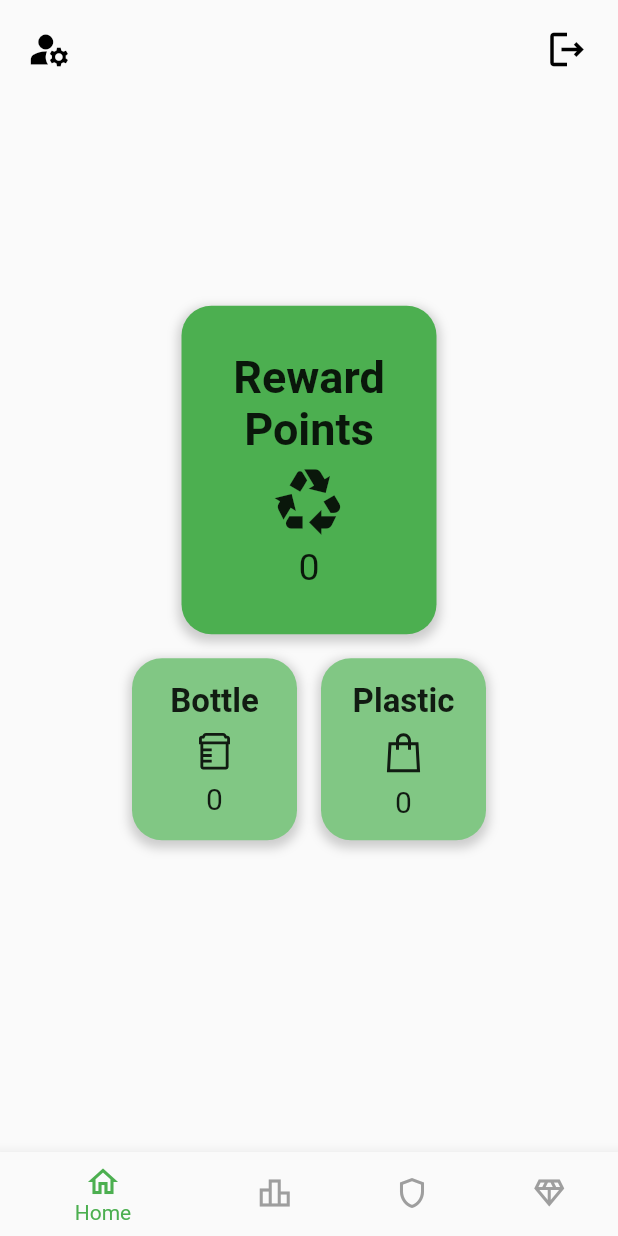
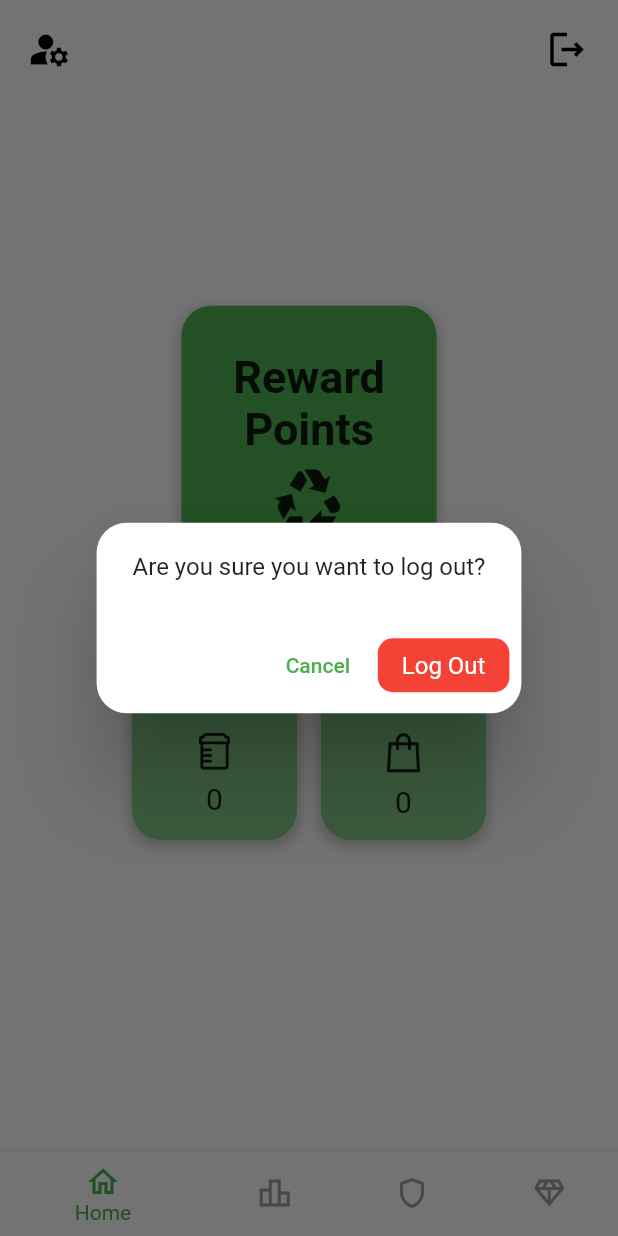
Before and after one commit to sandazz/waste_management_application, a Flutter app: the BottomNavigationExample screen opened directly, after a tap on the "logout" icon, on a phone screen of 412 x 824 dp. Run offline on Flutter 3.47's test engine with Material 2 defaults, Android fonts, the phone set to English and light mode, and no system bars; drawn by our look-alikes of showcaseview; our stand-ins replace cloud_firestore, firebase_auth, firebase_core, firebase_storage, flutter_fortune_wheel, image_picker and 3 more; missing offline and left inert: flutter_barcode_scanner, mobile_scanner; accounts and stored records are empty.

Commit message:
second release - Log out confirmation added

```diff
--- a/lib/pages/enduser/layout.dart
+++ b/lib/pages/enduser/layout.dart
@@ -103,9 +103,43 @@ class _BottomNavigationExampleState extends State<BottomNavigationExample> {
                     color: Colors.black,
                     size: 30.0,
                   ),
-                  onPressed: () {
-                    FirebaseAuth.instance.signOut();
-                  },
+                  onPressed: ()=> showDialog<String>(
+                    context: context,
+                    builder: (BuildContext context) => AlertDialog(
+                      shape: RoundedRectangleBorder(
+                        borderRadius: BorderRadius.circular(20.0), // Set your desired border radius
+                      ),
+                      content:  Text('Are you sure you want to log out?'),
+                      actions: <Widget>[
+                        TextButton(
+                          onPressed: () => Navigator.pop(context, 'Cancel'),
+                          child:  Text('Cancel', style: TextStyle(color: Colors.green),),
+                        ),
+                        TextButton(
+                          style: ButtonStyle(
+                            textStyle: MaterialStateProperty.all<TextStyle>(
+                              TextStyle(fontSize: 16.0), // Set your desired font size
+                            ),
+                            foregroundColor: MaterialStateProperty.all<Color>(Colors.white), // Text color
+                            backgroundColor: MaterialStateProperty.all<Color>(Colors.red), // Button background color
+                            padding: MaterialStateProperty.all<EdgeInsetsGeometry>(
+                              EdgeInsets.symmetric(horizontal: 16.0, vertical: 8.0), // Set your desired padding
+                            ),
+                            shape: MaterialStateProperty.all<OutlinedBorder>(
+                              RoundedRectangleBorder(
+                                borderRadius: BorderRadius.circular(10.0), // Set your desired border radius
+                              ),
+                            ),
+                          ),
+                          onPressed: () {
+                            Navigator.pop(context, 'Log Out');
+                            FirebaseAuth.instance.signOut();
+                          },
+                          child:  Text('Log Out'),
+                        ),
+                      ],
+                    ),
+                  ),
                 ),
               ),
             ),
```
